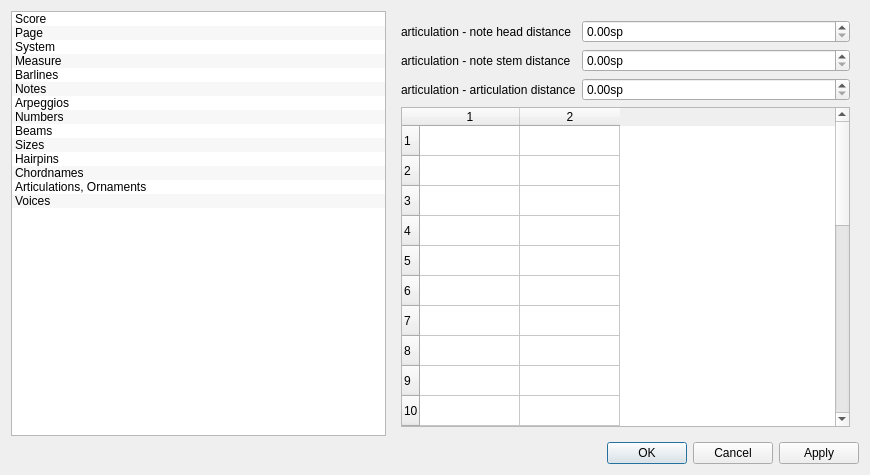
Before: the Qt Designer form mscore/mscore/editstyle.ui in musescore/musescore-old, drawn with Qt 5.
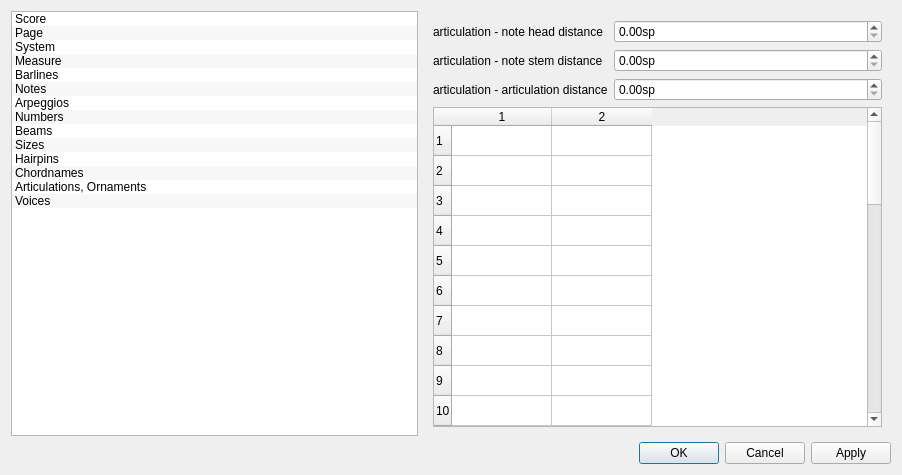
After: the same form once the commit is applied. The open tabs and pages were chosen to show the change. Icons and pictures are not drawn.

Diff of the .ui file:
```diff
--- a/mscore/mscore/editstyle.ui
+++ b/mscore/mscore/editstyle.ui
@@ -6,7 +6,7 @@
    <rect>
     <x>0</x>
     <y>0</y>
-    <width>870</width>
+    <width>902</width>
     <height>475</height>
    </rect>
   </property>
@@ -1886,7 +1886,7 @@
           <bool>false</bool>
          </property>
          <property name="rowCount">
-          <number>28</number>
+          <number>35</number>
          </property>
          <property name="columnCount">
           <number>2</number>
@@ -1919,6 +1919,13 @@
          <row/>
          <row/>
          <row/>
+         <row/>
+         <row/>
+         <row/>
+         <row/>
+         <row/>
+         <row/>
+         <row/>
          <column/>
          <column/>
         </widget>
```
Left out of the diff: 2 changed lines with no effect on the pictures.
